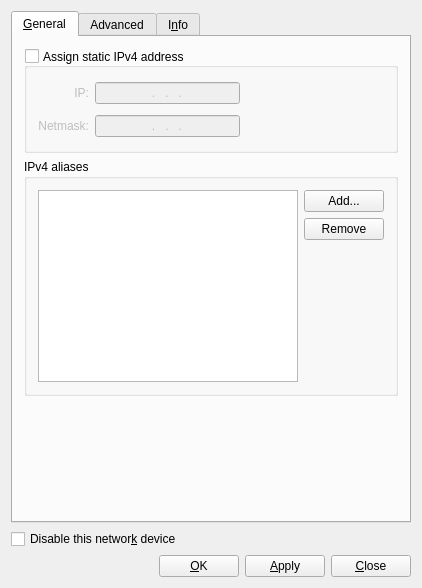
Before: the Qt Designer form src/ethernetconfig/ethernetconfig.ui in Peter2121/pc-networkmanager, drawn with Qt 5.
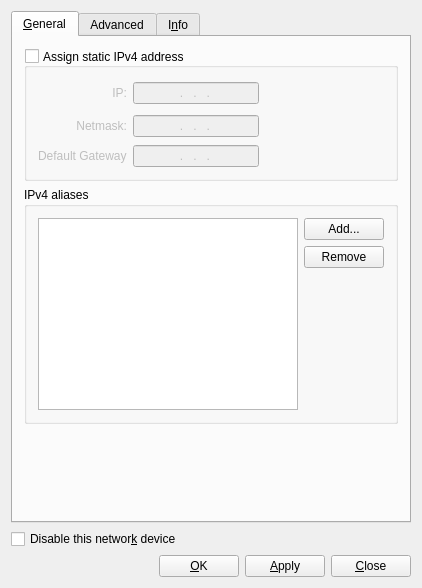
After: the same form once the commit is applied. Icons and pictures are not drawn.

Commit message: Add default gateway management, add error processing

```diff
--- a/src/ethernetconfig/ethernetconfig.ui
+++ b/src/ethernetconfig/ethernetconfig.ui
@@ -171,6 +171,23 @@
             </property>
            </widget>
           </item>
+          <item row="2" column="1">
+           <widget class="QLineEdit" name="lineGateway">
+            <property name="inputMask">
+             <string>999\.999\.999\.999</string>
+            </property>
+            <property name="alignment">
+             <set>Qt::AlignCenter</set>
+            </property>
+           </widget>
+          </item>
+          <item row="2" column="0">
+           <widget class="QLabel" name="textLabel2_3">
+            <property name="text">
+             <string>Default Gateway</string>
+            </property>
+           </widget>
+          </item>
          </layout>
         </widget>
        </item>
```
The commit also changes 8 other files.
